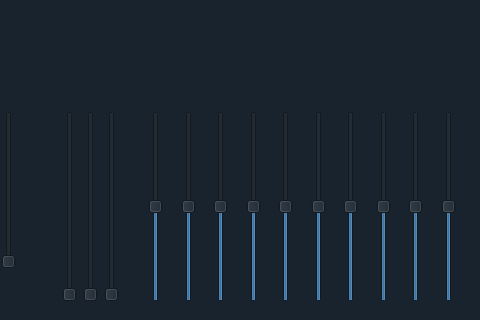
Above: main.ui from omarshaban02/Equalizer before the change; both pictures show x 814 to 1294 and y 588 to 908 of the 1294 by 908 pixel window. Below: the same form after it.
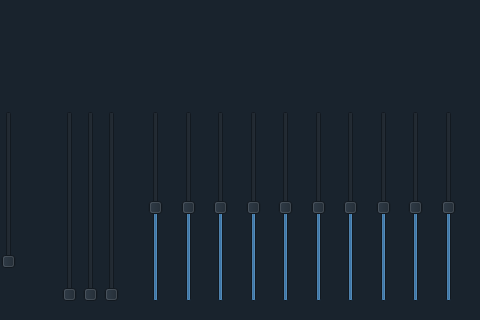
That is the form after the change. Icons and pictures are not drawn.

```diff
--- a/main.ui
+++ b/main.ui
@@ -1968,11 +1968,14 @@
               <property name="cursor">
                <cursorShape>OpenHandCursor</cursorShape>
               </property>
+              <property name="minimum">
+               <number>1</number>
+              </property>
               <property name="maximum">
-               <number>20</number>
+               <number>100</number>
               </property>
               <property name="value">
-               <number>10</number>
+               <number>50</number>
               </property>
               <property name="orientation">
                <enum>Qt::Vertical</enum>
@@ -2014,11 +2017,14 @@
               <property name="cursor">
                <cursorShape>OpenHandCursor</cursorShape>
               </property>
+              <property name="minimum">
+               <number>1</number>
+              </property>
               <property name="maximum">
-               <number>20</number>
+               <number>100</number>
               </property>
               <property name="value">
-               <number>10</number>
+               <number>50</number>
               </property>
               <property name="orientation">
                <enum>Qt::Vertical</enum>
@@ -2060,11 +2066,14 @@
               <property name="cursor">
                <cursorShape>OpenHandCursor</cursorShape>
               </property>
+              <property name="minimum">
+               <number>1</number>
+              </property>
               <property name="maximum">
-               <number>20</number>
+               <number>100</number>
               </property>
               <property name="value">
-               <number>10</number>
+               <number>50</number>
               </property>
               <property name="orientation">
                <enum>Qt::Vertical</enum>
@@ -2106,11 +2115,14 @@
               <property name="cursor">
                <cursorShape>OpenHandCursor</cursorShape>
               </property>
+              <property name="minimum">
+               <number>1</number>
+              </property>
               <property name="maximum">
-               <number>20</number>
+               <number>100</number>
               </property>
               <property name="value">
-               <number>10</number>
+               <number>50</number>
               </property>
               <property name="orientation">
                <enum>Qt::Vertical</enum>
@@ -2152,11 +2164,14 @@
               <property name="cursor">
                <cursorShape>OpenHandCursor</cursorShape>
               </property>
+              <property name="minimum">
+               <number>1</number>
+              </property>
               <property name="maximum">
-               <number>20</number>
+               <number>100</number>
               </property>
               <property name="value">
-               <number>10</number>
+               <number>50</number>
               </property>
               <property name="orientation">
                <enum>Qt::Vertical</enum>
@@ -2198,11 +2213,14 @@
               <property name="cursor">
                <cursorShape>OpenHandCursor</cursorShape>
               </property>
+              <property name="minimum">
+               <number>1</number>
+              </property>
               <property name="maximum">
-               <number>20</number>
+               <number>100</number>
               </property>
               <property name="value">
-               <number>10</number>
+               <number>50</number>
               </property>
               <property name="orientation">
                <enum>Qt::Vertical</enum>
@@ -2244,11 +2262,14 @@
               <property name="cursor">
                <cursorShape>OpenHandCursor</cursorShape>
               </property>
+              <property name="minimum">
+               <number>1</number>
+              </property>
               <property name="maximum">
-               <number>20</number>
+               <number>100</number>
               </property>
               <property name="value">
-               <number>10</number>
+               <number>50</number>
               </property>
               <property name="orientation">
                <enum>Qt::Vertical</enum>
@@ -2290,11 +2311,14 @@
               <property name="cursor">
                <cursorShape>OpenHandCursor</cursorShape>
               </property>
+              <property name="minimum">
+               <number>1</number>
+              </property>
               <property name="maximum">
-               <number>20</number>
+               <number>100</number>
               </property>
               <property name="value">
-               <number>10</number>
+               <number>50</number>
               </property>
               <property name="orientation">
                <enum>Qt::Vertical</enum>
@@ -2336,11 +2360,14 @@
               <property name="cursor">
                <cursorShape>OpenHandCursor</cursorShape>
               </property>
+              <property name="minimum">
+               <number>1</number>
+              </property>
               <property name="maximum">
-               <number>20</number>
+               <number>100</number>
               </property>
               <property name="value">
-               <number>10</number>
+               <number>50</number>
               </property>
               <property name="orientation">
                <enum>Qt::Vertical</enum>
@@ -2382,11 +2409,14 @@
               <property name="cursor">
                <cursorShape>OpenHandCursor</cursorShape>
               </property>
+              <property name="minimum">
+               <number>1</number>
+              </property>
               <property name="maximum">
-               <number>20</number>
+               <number>100</number>
               </property>
               <property name="value">
-               <number>10</number>
+               <number>50</number>
               </property>
               <property name="orientation">
                <enum>Qt::Vertical</enum>
```
